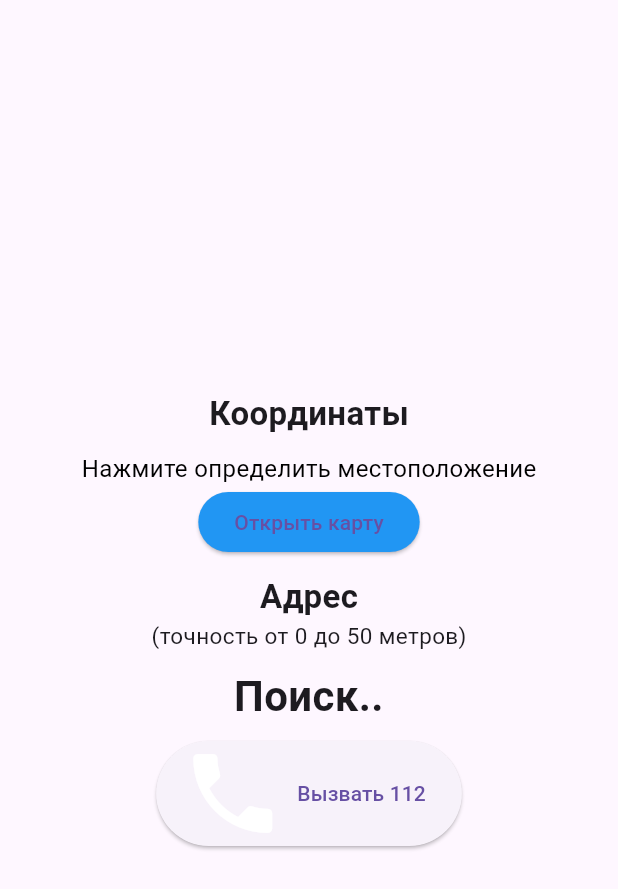
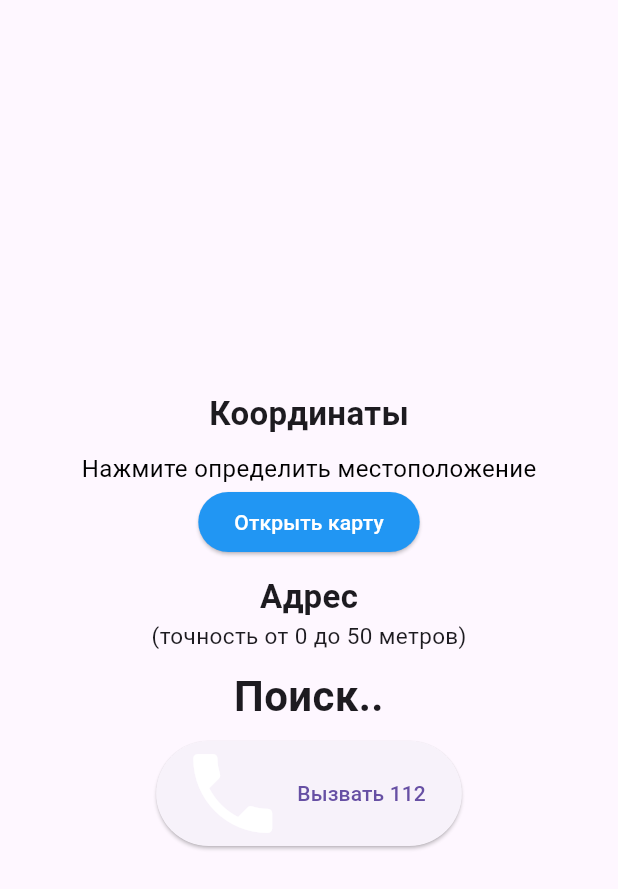
Before and after one commit to alexff91/emergencybutton, a Flutter app: the screen it shows after launch, on a phone screen of 412 x 824 dp. Shown: the top 889 px of the screen. Run offline on Flutter 3.47's test engine with Material 3 defaults, Android fonts, the phone set to English and light mode, and no system bars; drawn by our look-alikes of auto_size_text; our stand-ins replace geocoding, geolocator; missing offline and left inert: flutter_phone_direct_caller, maps_launcher.

Commit message:
Upgrade Material UI to fix deprecated APIs and update dependencies
- Replace deprecated 'primary' parameter with 'backgroundColor' and 'foregroundColor' in ElevatedButton.styleFrom
- Update Flutter SDK constraint to support Flutter 3.x (>=2.17.0 <4.0.0)
- Upgrade geocoding from ^2.0.1 to ^3.0.0
- Upgrade geolocator from ^7.2.0+1 to ^13.0.1
- Upgrade maps_launcher from ^2.0.1 to ^2.2.1
- Upgrade flutter_phone_direct_caller from ^2.1.0 to ^2.1.1
- Upgrade cupertino_icons from ^1.0.2 to ^1.0.8
- Bump app version to 4.0.0+1 to reflect major upgrades

```diff
--- a/lib/main.dart
+++ b/lib/main.dart
@@ -118,7 +118,8 @@ class _HomepageState extends State<Homepage> {
             ),
             ElevatedButton(
                 style: ElevatedButton.styleFrom(
-                  primary: Colors.blue,
+                  backgroundColor: Colors.blue,
+                  foregroundColor: Colors.white,
                 ),
                 onPressed: () async {
                   Position position = await _getGeoLocationPosition();
```
Also changed, not shown: pubspec.yaml (+7 -7 lines).
